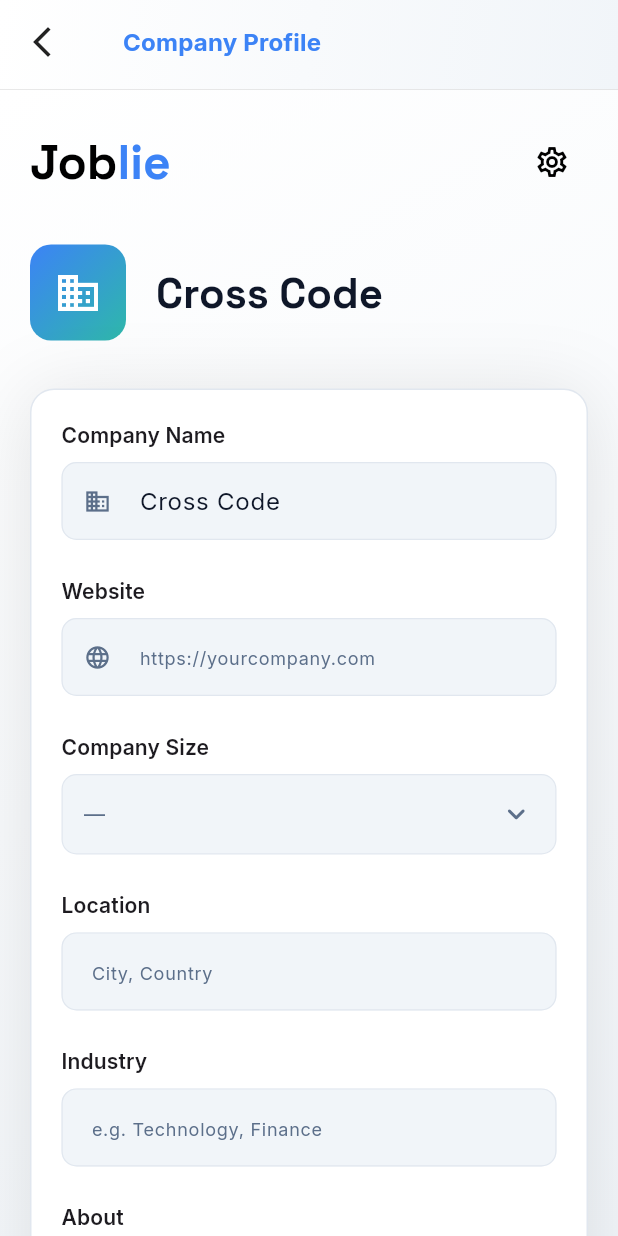
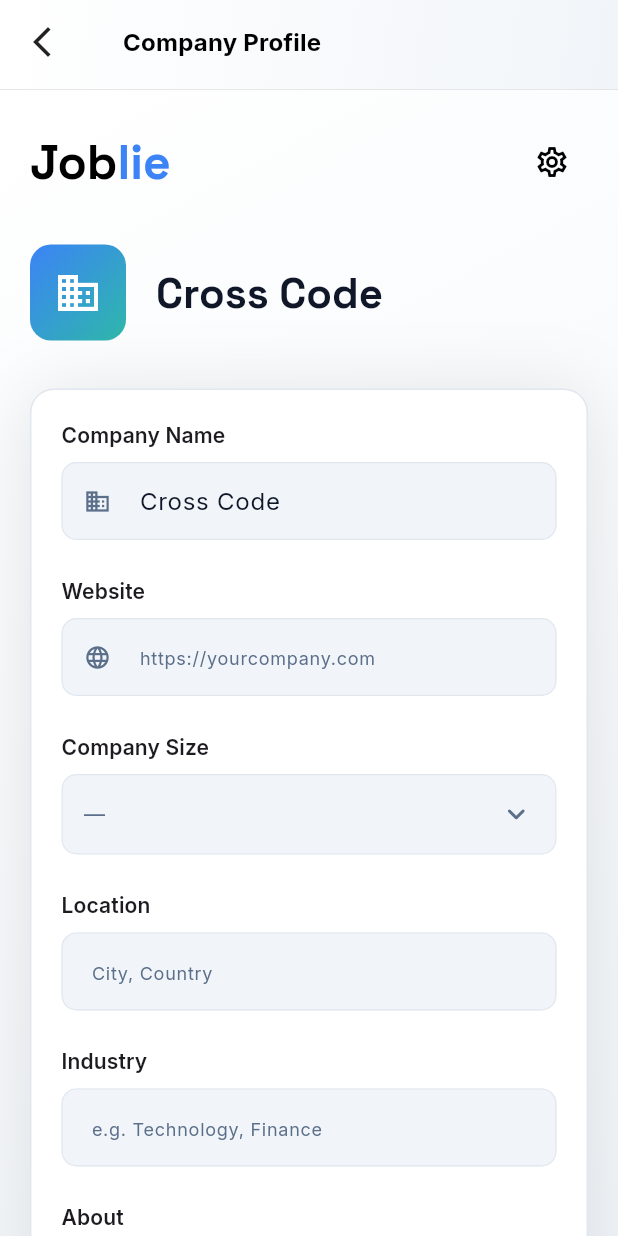
Before and after one commit to hashamdev-webix/jooblie-mobile-app, a Flutter app: the RecruiterCompanyView screen opened by its route, on a phone screen of 412 x 824 dp. Run offline on Flutter 3.47's test engine with Material 3 defaults, Android fonts, the phone set to English and light mode, and no system bars; our stand-ins replace animate_do, google_fonts, icons_plus, supercharged.

Commit message:
Update app_bar_widget.dart

```diff
--- a/lib/widgets/app_bar_widget.dart
+++ b/lib/widgets/app_bar_widget.dart
@@ -13,9 +13,10 @@
   final Color backGroundColor;
   final Color leadingIconColor;
   final Color textColor;
-  final  PreferredSizeWidget? bottom;
+  final PreferredSizeWidget? bottom;
   final SystemUiOverlayStyle? systemOverlayStyle;
   final bool showAppLogo;
+
   const AppBarWidget({
     super.key,
     required this.title,
@@ -28,7 +29,7 @@
     this.textColor = Colors.black,
     this.bottom,
     this.systemOverlayStyle,
-    this.showAppLogo=true
+    this.showAppLogo = true,
   });
 
   @override
@@ -36,14 +37,12 @@
     final isDark = Theme.of(context).brightness == Brightness.dark;
 
     return AppBar(
-
       scrolledUnderElevation: 0.0,
       bottom: PreferredSize(
         preferredSize: const Size.fromHeight(1),
         child: Container(
-          color: isDark
-              ? Color(0xff20293C)
-              : Colors.grey.shade300,          height: 0.5,
+          color: isDark ? Color(0xff20293C) : Colors.grey.shade300,
+          height: 0.5,
         ),
       ),
       automaticallyImplyLeading: false,
@@ -74,12 +73,12 @@
       iconTheme: IconThemeData(color: isDark ? Colors.white : Colors.black87),
       title: Row(
         children: [
-         showAppLogo ?  AppLogo():SizedBox.shrink(),
+          showAppLogo ? AppLogo() : SizedBox.shrink(),
           10.w,
           Text(
             title,
             style: Theme.of(context).textTheme.titleMedium!.copyWith(
-              color:isDark ? Colors.white : AppColors.lightPrimary,
+              color: isDark ? Colors.white : Colors.black,
               fontWeight: FontWeight.bold,
             ),
           ),
```
Lines whose indentation alone changed are shown as unchanged.
